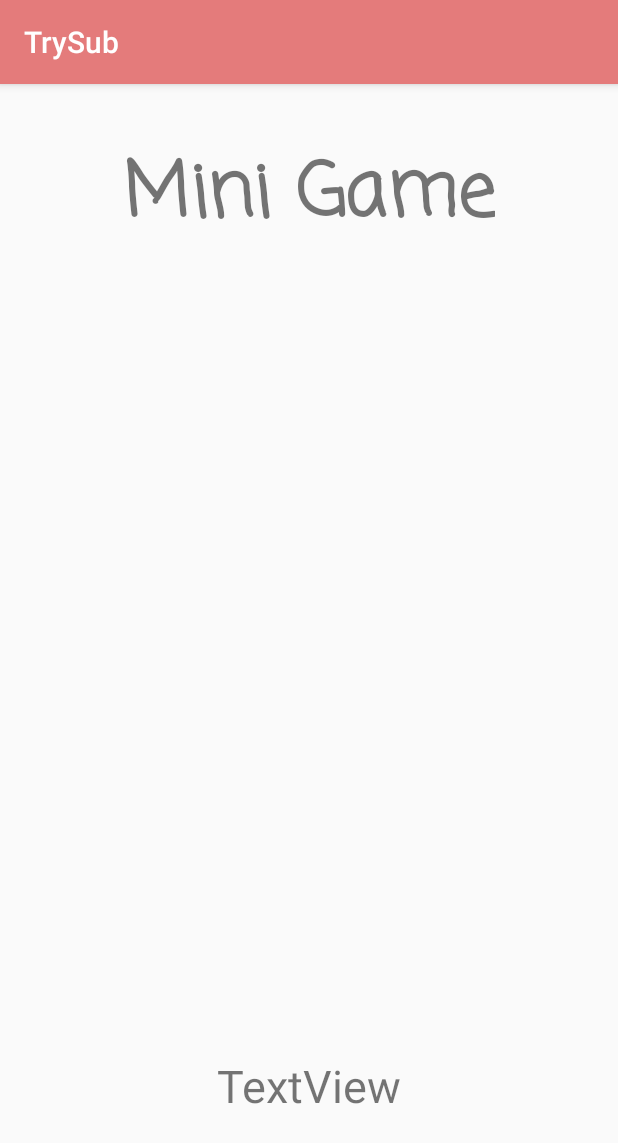
After one commit to kittiponkie/TrySub, an Android app: the MiniGame screen opened directly, with no data from a screen before it, on a phone screen of 412 x 824 dp. The commit adds this screen. Shown: the top 1143 px of the screen. Run offline under Robolectric (Android 15) with nearby library versions, the phone set to English and light mode, and no system bars.

Commit message:
interface mini game

```diff
--- a/app/src/main/AndroidManifest.xml
+++ b/app/src/main/AndroidManifest.xml
@@ -19,7 +19,8 @@
         <activity android:name=".secondActivity" />
         <activity android:name=".selectGameActivity" />
         <activity android:name=".ProfileActivity" />
-        <activity android:name=".HighScoreActivity"></activity>
+        <activity android:name=".HighScoreActivity" />
+        <activity android:name=".MiniGame"></activity>
     </application>
 
 </manifest>
--- a/app/src/main/java/com/example/kittiponwilatong/trysub/MainActivity.kt
+++ b/app/src/main/java/com/example/kittiponwilatong/trysub/MainActivity.kt
@@ -12,8 +12,8 @@ class MainActivity : AppCompatActivity() {
         setContentView(R.layout.activity_main)
 
         startBtn.setOnClickListener {
-            val intent = Intent(this,secondActivity::class.java)
-            startActivity(intent)//test
+            val intent = Intent(this,MiniGame::class.java)
+            startActivity(intent)
         }
     }
 }
--- /dev/null
+++ b/app/src/main/java/com/example/kittiponwilatong/trysub/MiniGame.kt
@@ -0,0 +1,12 @@
+package com.example.kittiponwilatong.trysub
+
+import android.support.v7.app.AppCompatActivity
+import android.os.Bundle
+
+class MiniGame : AppCompatActivity() {
+
+    override fun onCreate(savedInstanceState: Bundle?) {
+        super.onCreate(savedInstanceState)
+        setContentView(R.layout.activity_mini_game)
+    }
+}
--- /dev/null
+++ b/app/src/main/res/layout/activity_mini_game.xml
@@ -0,0 +1,41 @@
+<?xml version="1.0" encoding="utf-8"?>
+<android.support.constraint.ConstraintLayout xmlns:android="http://schemas.android.com/apk/res/android"
+    xmlns:app="http://schemas.android.com/apk/res-auto"
+    xmlns:tools="http://schemas.android.com/tools"
+    android:layout_width="match_parent"
+    android:layout_height="match_parent"
+    tools:context=".MiniGame">
+
+    <TextView
+        android:id="@+id/textView5"
+        android:layout_width="wrap_content"
+        android:layout_height="87dp"
+        android:layout_marginEnd="8dp"
+        android:layout_marginStart="8dp"
+        android:layout_marginTop="36dp"
+        android:fontFamily="casual"
+        android:text="Mini Game"
+        android:textAlignment="center"
+        android:textSize="50sp"
+        android:textStyle="bold"
+        app:layout_constraintEnd_toEndOf="parent"
+        app:layout_constraintStart_toStartOf="parent"
+        app:layout_constraintTop_toTopOf="parent" />
+
+    <TextView
+        android:id="@+id/textView6"
+        android:layout_width="wrap_content"
+        android:layout_height="wrap_content"
+        android:layout_marginBottom="8dp"
+        android:layout_marginEnd="8dp"
+        android:layout_marginStart="8dp"
+        android:layout_marginTop="8dp"
+        android:text="TextView"
+        android:textSize="30sp"
+        app:layout_constraintBottom_toBottomOf="parent"
+        app:layout_constraintEnd_toEndOf="parent"
+        app:layout_constraintStart_toStartOf="parent"
+        app:layout_constraintTop_toBottomOf="@+id/textView5"
+        app:layout_constraintVertical_bias="0.878" />
+
+</android.support.constraint.ConstraintLayout>
```
